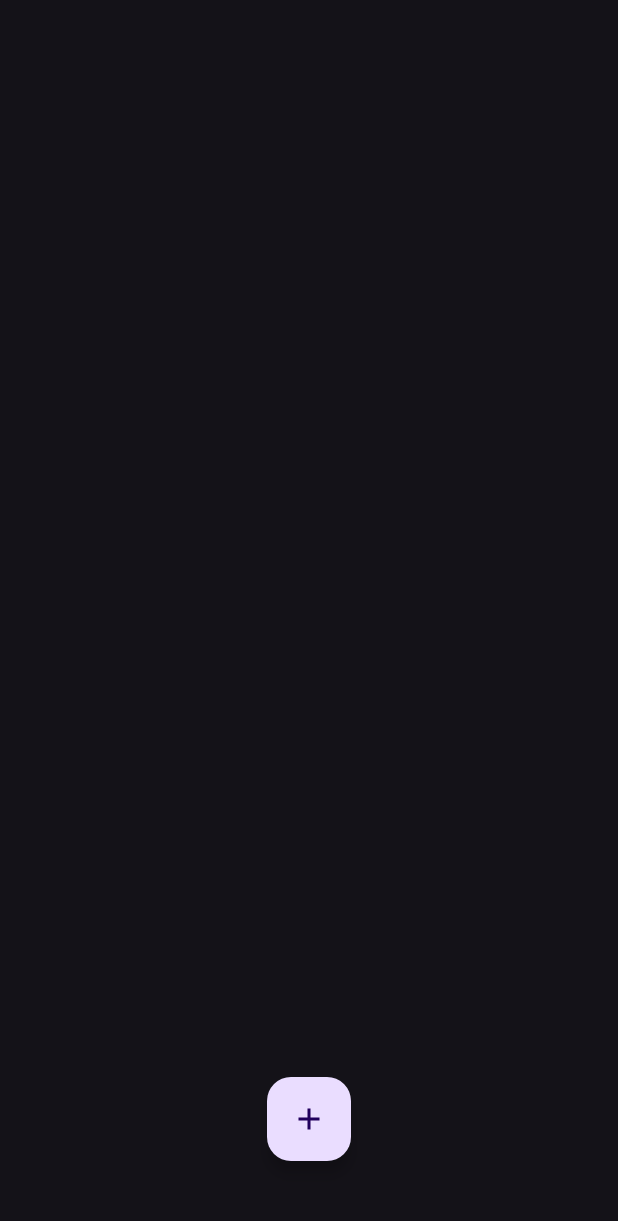
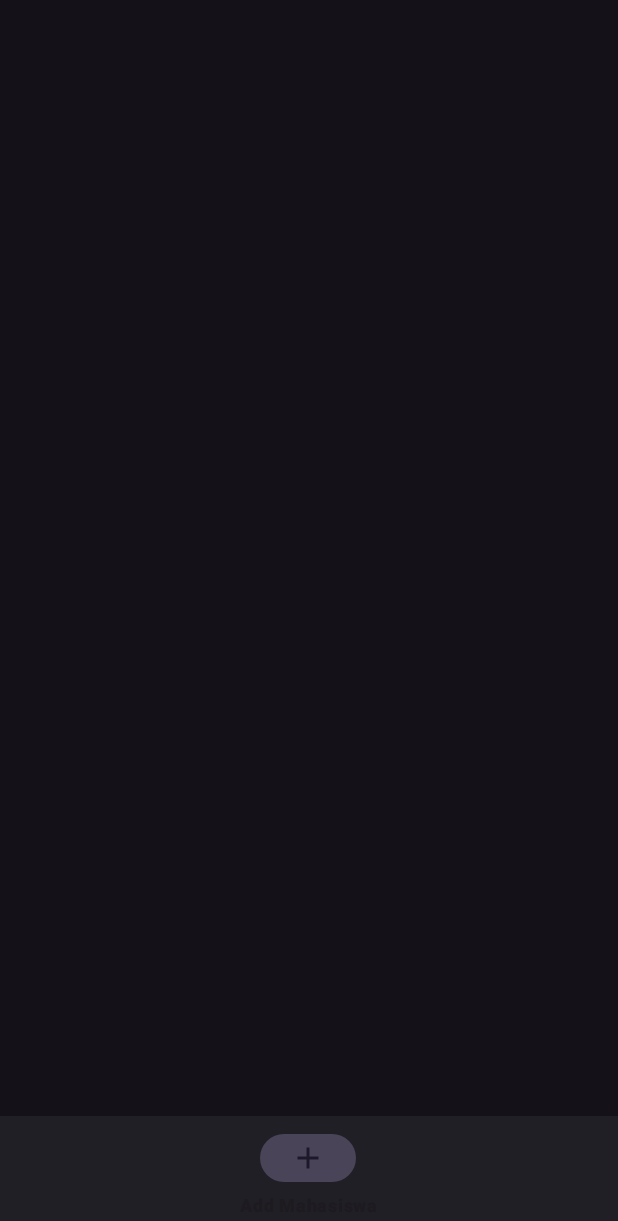
Before and after one commit to athallie/tugas-pam, an Android app: the screen it shows after launch (MainActivity), on a phone screen of 412 x 824 dp. Shown: the top 1221 px of the screen. Run offline under Robolectric (Android 15) with nearby library versions, the phone set to English and light mode, and no system bars; our stand-ins replace Room's generated code.

Commit message:
replaced fab with navigation bar menu, added field validation, modified layout

```diff
--- a/app/src/main/java/com/pam/tugas_1/AddMahasiswa.kt
+++ b/app/src/main/java/com/pam/tugas_1/AddMahasiswa.kt
@@ -3,6 +3,7 @@ package com.pam.tugas_1
 import android.app.Activity
 import android.content.Intent
 import android.os.Bundle
+import android.text.TextUtils
 import android.view.View
 import android.view.inputmethod.InputMethodManager
 import androidx.activity.enableEdgeToEdge
@@ -26,6 +27,13 @@ class AddMahasiswa : AppCompatActivity() {
         }
 
         binding.addButton.setOnClickListener {
+            val namaField = binding.namaEdittext
+            val nimField = binding.nimEdittext
+            if (TextUtils.isEmpty(namaField.text)) {
+                namaField.error = "Nama tidak boleh kosong!"
+            } else if (TextUtils.isEmpty(nimField.text)) {
+                nimField.error = "NIM tidak boleh kosong!"
+            } else {
                 val nama = binding.namaEdittext.text.toString()
                 val nim = binding.nimEdittext.text.toString()
                 setResult(
@@ -38,3 +46,4 @@ class AddMahasiswa : AppCompatActivity() {
             }
         }
     }
+}
--- a/app/src/main/java/com/pam/tugas_1/MainActivity.kt
+++ b/app/src/main/java/com/pam/tugas_1/MainActivity.kt
@@ -31,11 +31,6 @@ class MainActivity : AppCompatActivity() {
         AppCompatDelegate.setDefaultNightMode(AppCompatDelegate.MODE_NIGHT_YES)
         val binding = ActivityMainBinding.inflate(layoutInflater)
         setContentView(binding.root)
-        ViewCompat.setOnApplyWindowInsetsListener(findViewById(R.id.main)) { v, insets ->
-            val systemBars = insets.getInsets(WindowInsetsCompat.Type.systemBars())
-            v.setPadding(systemBars.left, systemBars.top, systemBars.right, systemBars.bottom)
-            insets
-        }
 
         val mahasiswaAdapter = MahasiswaAdapter(emptyList())
         val recyclerView: RecyclerView = findViewById(R.id.recycler_view)
@@ -68,12 +63,13 @@ class MainActivity : AppCompatActivity() {
                     }
                 }
         }
-        binding.addFab.setOnClickListener {
+        binding.bottomNavigation.setOnItemSelectedListener {
             addMahasiswa.launch(
                 Intent(this, AddMahasiswa::class.java).apply {
                     action = Intent.ACTION_SEND
                 }
             )
+            true
         }
     }
 }
--- a/app/src/main/res/layout/activity_main.xml
+++ b/app/src/main/res/layout/activity_main.xml
@@ -6,8 +6,8 @@
     android:layout_width="match_parent"
     android:layout_height="match_parent"
     android:paddingHorizontal="10dp"
-    android:paddingBottom="32dp"
-    tools:context=".MainActivity">
+    tools:context=".MainActivity"
+    android:fitsSystemWindows="true">
 
     <!--
     Athallah Naufal Rismaputra Awwaliyyah
@@ -19,8 +19,10 @@
         android:layout_height="0dp"
         app:layout_constraintTop_toTopOf="parent"
         android:layout_marginTop="30dp"
-        android:layout_marginBottom="30dp"/>
+        android:layout_marginBottom="20dp"
+        app:layout_constraintBottom_toTopOf="@id/bottom_navigation"/>
 
+<!--
     <com.google.android.material.floatingactionbutton.FloatingActionButton
         android:id="@+id/add_fab"
         android:layout_width="wrap_content"
@@ -28,6 +30,15 @@
         app:layout_constraintBottom_toBottomOf="parent"
         app:layout_constraintStart_toStartOf="parent"
         app:layout_constraintEnd_toEndOf="parent"
-        android:layout_marginBottom="50dp"
+        android:layout_marginBottom="20dp"
         android:src="@drawable/add_icon"/>
+-->
+
+    <com.google.android.material.bottomnavigation.BottomNavigationView
+        android:id="@+id/bottom_navigation"
+        android:layout_width="match_parent"
+        android:layout_height="wrap_content"
+        app:layout_constraintBottom_toBottomOf="parent"
+        app:menu="@menu/bottom_navigation_menu"
+        />
 </androidx.constraintlayout.widget.ConstraintLayout>
--- /dev/null
+++ b/app/src/main/res/menu/bottom_navigation_menu.xml
@@ -0,0 +1,7 @@
+<?xml version="1.0" encoding="utf-8"?>
+<menu xmlns:android="http://schemas.android.com/apk/res/android">
+    <item
+        android:id="@+id/add_menu"
+        android:icon="@drawable/add_icon"
+        android:title="Add Mahasiswa" />
+</menu>
```
Lines whose indentation alone changed are shown as unchanged.
